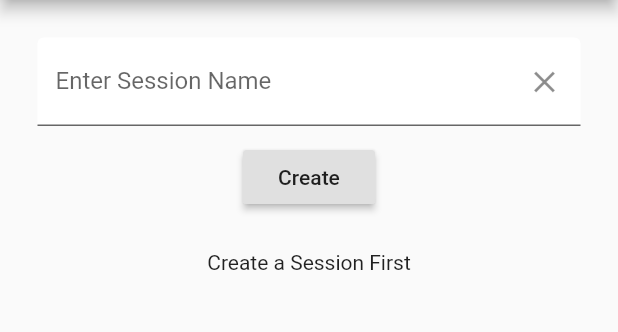
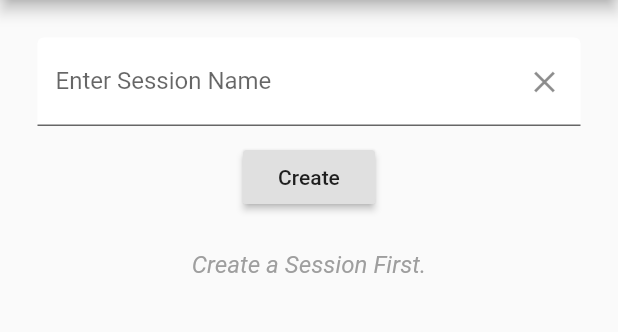
Before and after one commit to aristeidys/FunLab, a Flutter app: the screen it shows after launch, on a phone screen of 412 x 824 dp, the part 84-416 px from its top. Run offline on Flutter 3.47's test engine with Material 2 defaults, Android fonts, the phone set to English and light mode, and no system bars; our stand-ins replace flutter_redux, redux; missing offline and left inert: flutter_page_indicator, redux_logging; network calls fail.

Commit message:
Some typography

```diff
--- a/lib/components/activity_form.dart
+++ b/lib/components/activity_form.dart
@@ -4,6 +4,7 @@ import 'package:funlab/models/assignment.model.dart';
 import 'package:funlab/reducers/app_state.dart';
 import 'package:funlab/services/activity.service.dart';
 import 'package:funlab/widgets/custom_form.dart';
+import 'package:funlab/widgets/custom_texts.dart';
 import 'package:funlab/widgets/custom_toaster.dart';
 
 class ActivityForm extends StatelessWidget {
@@ -14,7 +15,7 @@ class ActivityForm extends StatelessWidget {
         builder: (context, id) {
           return id < 0
               ? Container(
-                  child: Text('Create a Session First'),
+                  child: new QuatedText('Create a Session First.'),
                 )
               : MyCustomForm((labSessionTitle) {
                   Activity activity = Activity(title: labSessionTitle, id: id);
--- /dev/null
+++ b/lib/widgets/custom_texts.dart
@@ -0,0 +1,44 @@
+import 'package:flutter/material.dart';
+
+class QuatedText extends StatelessWidget {
+  final String text;
+
+  QuatedText(this.text);
+
+  @override
+  Widget build(BuildContext context) {
+    return Text(
+      text,
+      style: TextStyle(
+          fontSize: 16, fontStyle: FontStyle.italic, color: Colors.grey),
+    );
+  }
+}
+
+class TitleText extends StatelessWidget {
+  final String text;
+
+  TitleText(this.text);
+
+  @override
+  Widget build(BuildContext context) {
+    return Text(
+      text,
+      style: TextStyle(fontSize: 20),
+    );
+  }
+}
+
+class NormalText extends StatelessWidget {
+  final String text;
+
+  NormalText(this.text);
+
+  @override
+  Widget build(BuildContext context) {
+    return Text(
+      text,
+      style: TextStyle(fontSize: 16),
+    );
+  }
+}
```
